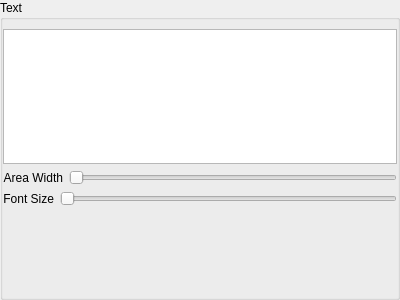
Qt form client/nx_client_desktop/src/nx/client/desktop/export/widgets/text_overlay_settings_widget.ui (networkoptix/nx_open) before a commit.
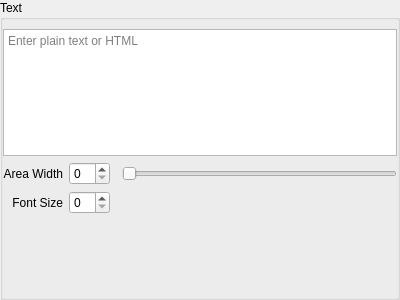
The same form after that commit.

What changed in the file:
```diff
--- a/client/nx_client_desktop/src/nx/client/desktop/export/widgets/text_overlay_settings_widget.ui
+++ b/client/nx_client_desktop/src/nx/client/desktop/export/widgets/text_overlay_settings_widget.ui
@@ -31,43 +31,27 @@
      <property name="flat">
       <bool>true</bool>
      </property>
-     <layout class="QVBoxLayout" name="verticalLayout_2">
+     <layout class="QGridLayout" name="gridLayout">
       <property name="leftMargin">
        <number>0</number>
       </property>
       <property name="rightMargin">
        <number>0</number>
       </property>
-      <item>
-       <widget class="QPlainTextEdit" name="plainTextEdit"/>
-      </item>
-      <item>
-       <layout class="QHBoxLayout" name="horizontalLayout_2">
-        <item>
-         <widget class="QLabel" name="widthLabel">
-          <property name="text">
-           <string>Area Width</string>
-          </property>
-          <property name="alignment">
-           <set>Qt::AlignRight|Qt::AlignTrailing|Qt::AlignVCenter</set>
-          </property>
-          <property name="buddy">
-           <cstring>widthSlider</cstring>
-          </property>
-         </widget>
-        </item>
-        <item>
-         <widget class="QSlider" name="widthSlider">
-          <property name="orientation">
-           <enum>Qt::Horizontal</enum>
-          </property>
-         </widget>
-        </item>
-       </layout>
+      <item row="0" column="0" colspan="4">
+       <widget class="QPlainTextEdit" name="plainTextEdit">
+        <property name="placeholderText">
+         <string>Enter plain text or HTML</string>
+        </property>
+       </widget>
+      </item>
+      <item row="2" column="1">
+       <widget class="QSpinBox" name="fontSizeSpinBox"/>
+      </item>
+      <item row="1" column="1">
+       <widget class="QSpinBox" name="widthSpinBox"/>
       </item>
-      <item>
-       <layout class="QHBoxLayout" name="horizontalLayout">
-        <item>
+      <item row="2" column="0">
          <widget class="QLabel" name="fontSizeLabel">
           <property name="text">
            <string>Font Size</string>
@@ -80,16 +64,7 @@
           </property>
          </widget>
         </item>
-        <item>
-         <widget class="QSlider" name="fontSizeSlider">
-          <property name="orientation">
-           <enum>Qt::Horizontal</enum>
-          </property>
-         </widget>
-        </item>
-       </layout>
-      </item>
-      <item>
+      <item row="3" column="0">
        <spacer name="verticalSpacer">
         <property name="orientation">
          <enum>Qt::Vertical</enum>
@@ -102,6 +77,39 @@
         </property>
        </spacer>
       </item>
+      <item row="1" column="0">
+       <widget class="QLabel" name="widthLabel">
+        <property name="text">
+         <string>Area Width</string>
+        </property>
+        <property name="alignment">
+         <set>Qt::AlignRight|Qt::AlignTrailing|Qt::AlignVCenter</set>
+        </property>
+        <property name="buddy">
+         <cstring>widthSpinBox</cstring>
+        </property>
+       </widget>
+      </item>
+      <item row="1" column="3">
+       <widget class="QSlider" name="widthSlider">
+        <property name="orientation">
+         <enum>Qt::Horizontal</enum>
+        </property>
+       </widget>
+      </item>
+      <item row="2" column="3">
+       <spacer name="horizontalSpacer">
+        <property name="orientation">
+         <enum>Qt::Horizontal</enum>
+        </property>
+        <property name="sizeHint" stdset="0">
+         <size>
+          <width>40</width>
+          <height>20</height>
+         </size>
+        </property>
+       </spacer>
+      </item>
      </layout>
     </widget>
    </item>
```
Left out of the diff: 5 changed lines with no effect on the pictures. Lines whose indentation alone changed are shown as unchanged.
